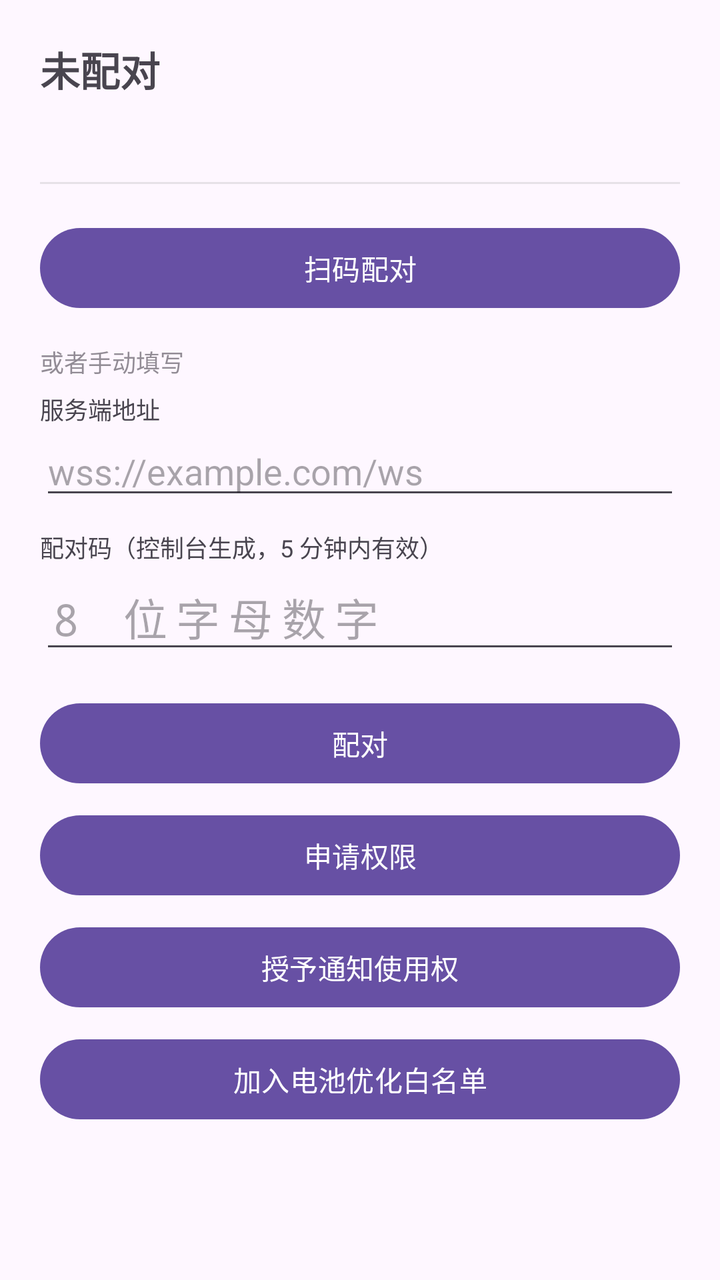
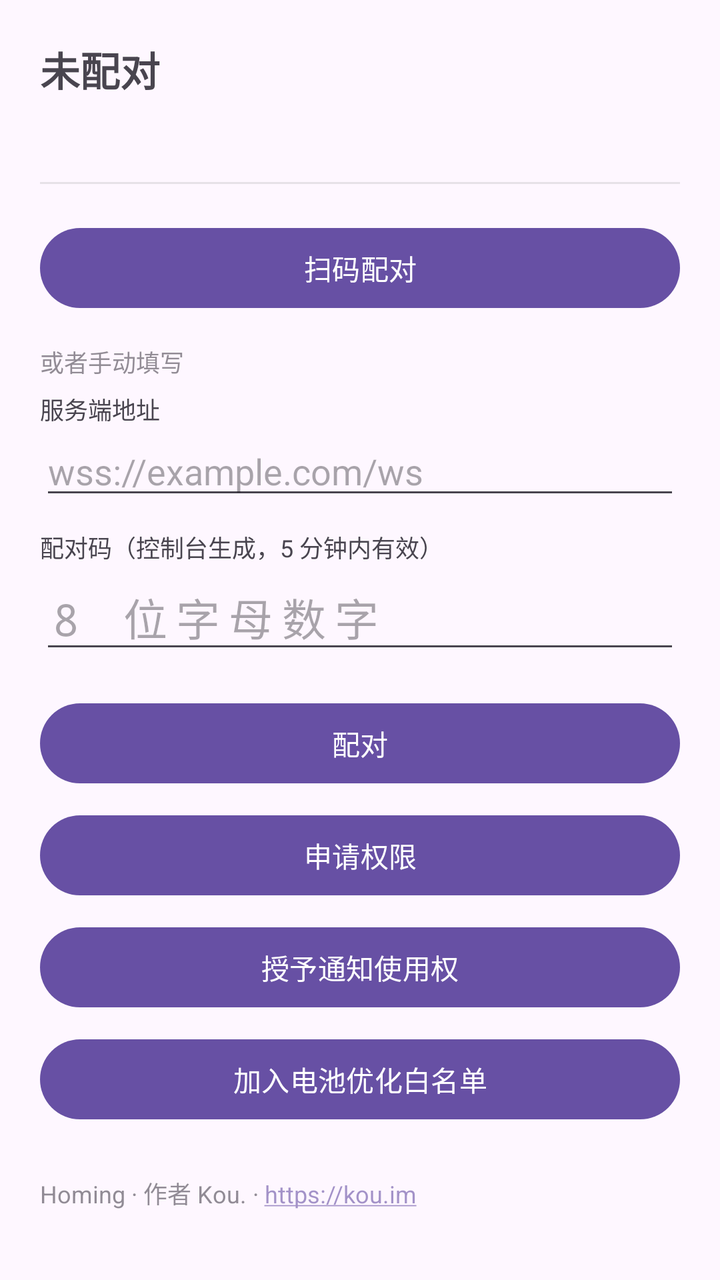

Compare the two renders of this Android layout. The source of the first and the diff that turns it into the second are given below.
<!-- AndroidManifest.xml: application theme Theme.Agent -->
<!-- res/layout/activity_main.xml -->
<?xml version="1.0" encoding="utf-8"?>
<ScrollView xmlns:android="http://schemas.android.com/apk/res/android"
    android:layout_width="match_parent" android:layout_height="match_parent"
    android:padding="20dp">

    <LinearLayout
        android:layout_width="match_parent" android:layout_height="wrap_content"
        android:orientation="vertical">

        <TextView android:id="@+id/statusText"
            android:layout_width="match_parent" android:layout_height="wrap_content"
            android:textSize="20sp" android:textStyle="bold"
            android:paddingBottom="6dp" android:text="未配对" />

        <TextView android:id="@+id/detailText"
            android:layout_width="match_parent" android:layout_height="wrap_content"
            android:textSize="13sp" android:paddingBottom="18dp"
            android:fontFamily="monospace" android:text="" />

        <View android:layout_width="match_parent" android:layout_height="1dp"
            android:background="#33888888" android:layout_marginBottom="18dp" />

        <LinearLayout android:id="@+id/pairingBox"
            android:layout_width="match_parent" android:layout_height="wrap_content"
            android:orientation="vertical">

            <Button android:id="@+id/scanButton"
                android:layout_width="match_parent" android:layout_height="wrap_content"
                android:layout_marginBottom="14dp" android:text="扫码配对" />

            <TextView android:layout_width="wrap_content" android:layout_height="wrap_content"
                android:text="或者手动填写" android:textSize="12sp"
                android:paddingBottom="6dp" android:alpha="0.6" />

            <TextView android:layout_width="wrap_content" android:layout_height="wrap_content"
                android:text="服务端地址" android:textSize="12sp" />
            <EditText android:id="@+id/urlInput"
                android:layout_width="match_parent" android:layout_height="wrap_content"
                android:hint="wss://example.com/ws" android:inputType="textUri"
                android:autofillHints="" />

            <TextView android:layout_width="wrap_content" android:layout_height="wrap_content"
                android:text="配对码（控制台生成，5 分钟内有效）"
                android:textSize="12sp" android:paddingTop="10dp" />
            <EditText android:id="@+id/codeInput"
                android:layout_width="match_parent" android:layout_height="wrap_content"
                android:hint="8 位字母数字" android:inputType="textCapCharacters"
                android:maxLength="8" android:textSize="22sp"
                android:fontFamily="monospace" android:letterSpacing="0.2"
                android:autofillHints="" />

            <Button android:id="@+id/pairButton"
                android:layout_width="match_parent" android:layout_height="wrap_content"
                android:layout_marginTop="16dp" android:text="配对" />
        </LinearLayout>

        <Button android:id="@+id/unpairButton"
            android:layout_width="match_parent" android:layout_height="wrap_content"
            android:layout_marginTop="8dp" android:text="解除配对"
            android:visibility="gone" />

        <Button android:id="@+id/permButton"
            android:layout_width="match_parent" android:layout_height="wrap_content"
            android:layout_marginTop="8dp" android:text="申请权限" />

        <Button android:id="@+id/notifyButton"
            android:layout_width="match_parent" android:layout_height="wrap_content"
            android:layout_marginTop="8dp" android:text="授予通知使用权" />

        <Button android:id="@+id/batteryButton"
            android:layout_width="match_parent" android:layout_height="wrap_content"
            android:layout_marginTop="8dp" android:text="加入电池优化白名单" />

    </LinearLayout>
</ScrollView>
<!-- resources referenced by this layout -->
<resources>
  <style name="Theme.Agent" parent="Theme.Material3.DayNight.NoActionBar" />
</resources>

<!-- the commit's change to res/layout/activity_main.xml (unified diff, before → after) -->
@@ -71,5 +71,12 @@
             android:layout_width="match_parent" android:layout_height="wrap_content"
             android:layout_marginTop="8dp" android:text="加入电池优化白名单" />
 
+        
+        <TextView android:id="@+id/aboutText"
+            android:layout_width="match_parent" android:layout_height="wrap_content"
+            android:layout_marginTop="24dp" android:textSize="12sp"
+            android:alpha="0.6" android:autoLink="web"
+            android:text="@string/about_line" />
+
     </LinearLayout>
 </ScrollView>
<!-- resource entries referenced after the edit -->
@@ -1,5 +1,6 @@
 <!-- resources referenced by this layout -->
 <resources>
+  <string name="about_line">Homing · 作者 Kou. · https://kou.im</string>
   <style name="Theme.Agent" parent="Theme.Material3.DayNight.NoActionBar" />
 </resources>
 
